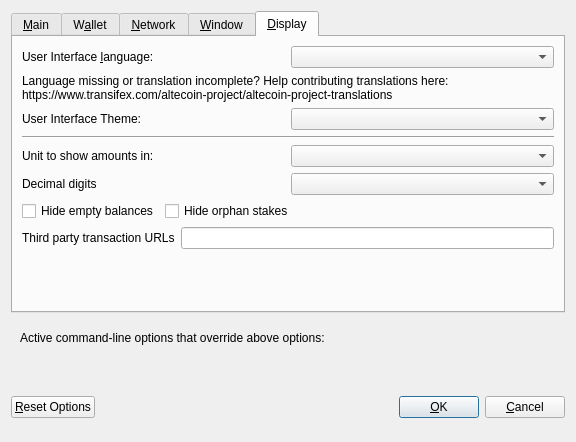
Qt form src/qt/forms/optionsdialog.ui (altecoin-altc/altecoin) before a commit.
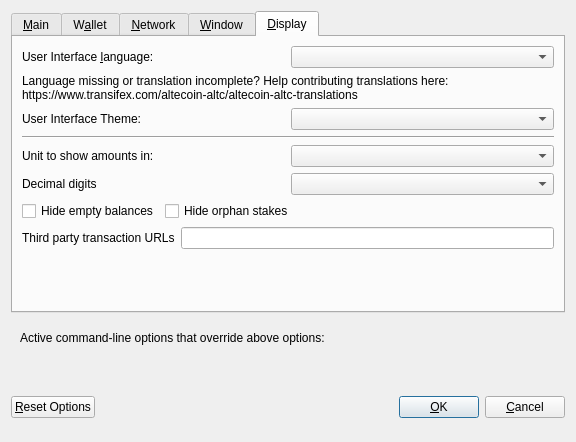
The same form after that commit. The open tabs and pages were chosen to show the change. Custom widgets are drawn as their Qt base class.

The edit to the form file:
```diff
--- a/src/qt/forms/optionsdialog.ui
+++ b/src/qt/forms/optionsdialog.ui
@@ -533,7 +533,7 @@
          </property>
          <property name="text">
           <string>Language missing or translation incomplete? Help contributing translations here:
-https://www.transifex.com/altecoin-project/altecoin-project-translations</string>
+https://www.transifex.com/altecoin-altc/altecoin-altc-translations</string>
          </property>
          <property name="wordWrap">
           <bool>true</bool>
```
